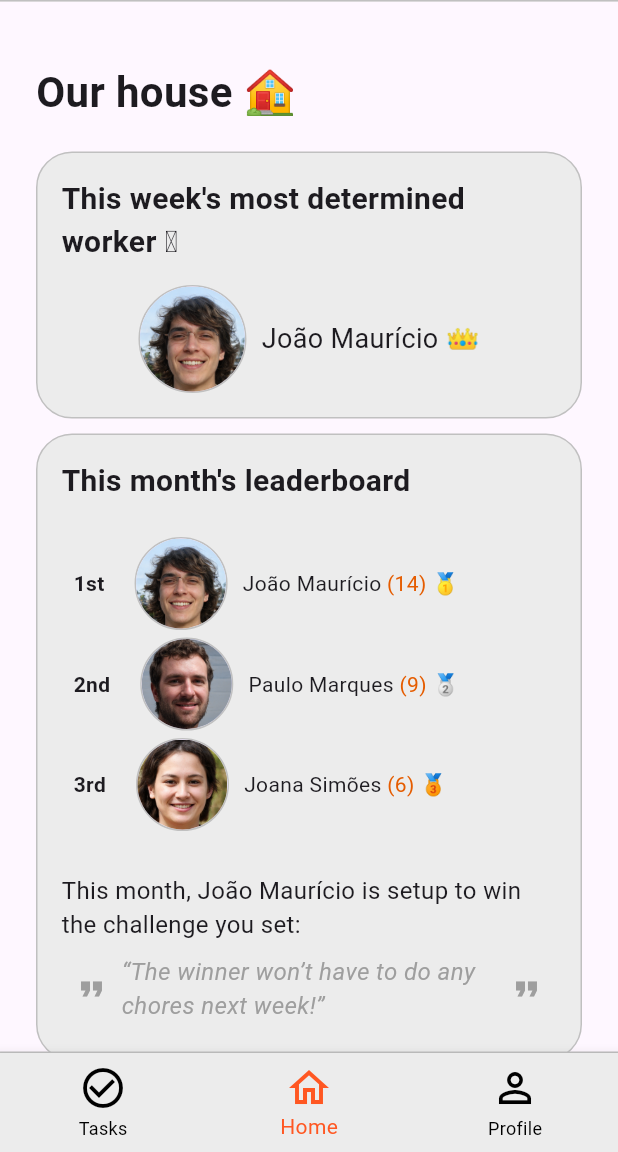
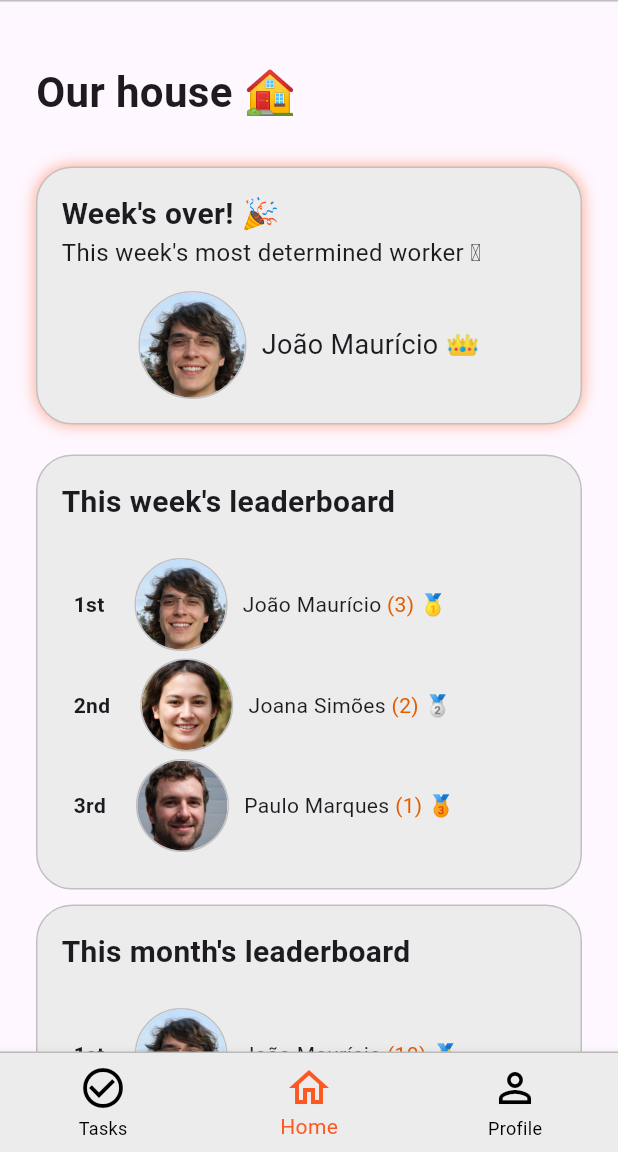
Before and after one commit to simaopsbarbosa/Udunnit, a Flutter app: the screen it shows after launch, item 2 of the bottom bar chosen, on a phone screen of 412 x 824 dp, the part 84-1236 px from its top. Run offline on Flutter 3.47's test engine with Material 3 defaults, Android fonts, the phone set to English and light mode, and no system bars; our stand-ins replace firebase_core, firebase_database; accounts and stored records are empty; generated files the repository leaves out were written again.

Commit message:
visual overhaul

```diff
--- a/lib/screens/home_screen.dart
+++ b/lib/screens/home_screen.dart
@@ -21,7 +21,57 @@ class HomeScreen extends StatelessWidget {
                 ),
               ],
             ),
-            SizedBox(height: 20),
+            SizedBox(height: 30),
+            Container(
+              width: double.infinity,
+              padding: EdgeInsets.all(16),
+              decoration: BoxDecoration(
+                color: Appcolors.Grey,
+                borderRadius: BorderRadius.circular(24),
+                border: Border.all(color: Appcolors.GreyBorder, width: 1),
+                boxShadow: [
+                  BoxShadow(
+                    color: Colors.deepOrange.shade200,
+                    spreadRadius: 0.001,
+                    blurRadius: 8,
+                    offset: Offset(0, 0),
+                  ),
+                ],
+              ),
+              child: Column(
+                crossAxisAlignment: CrossAxisAlignment.start,
+                children: [
+                  Text(
+                    "Week's over! 🎉",
+                    style: TextStyle(fontSize: 20, fontWeight: FontWeight.bold),
+                  ),
+                  Text(
+                    "This week's most determined worker 🫡",
+                    style: TextStyle(fontSize: 16),
+                  ),
+                  Padding(
+                    padding: const EdgeInsets.only(top: 14.0),
+                    child: Row(
+                      mainAxisAlignment: MainAxisAlignment.center,
+                      children: [
+                        CustomPersonIcon(
+                          image: AssetImage(
+                            'assets/images/fake_joao_mauricio.png',
+                          ),
+                          size: 35,
+                        ),
+                        const SizedBox(width: 10),
+                        Text(
+                          'João Maurício 👑',
+                          style: TextStyle(fontSize: 18),
+                        ),
+                      ],
+                    ),
+                  ),
+                ],
+              ),
+            ),
+            SizedBox(height: 20.0),
             Container(
               width: double.infinity,
               padding: EdgeInsets.all(16),
@@ -38,32 +88,54 @@ class HomeScreen extends StatelessWidget {
                       crossAxisAlignment: CrossAxisAlignment.start,
                       children: [
                         Flexible(
-                          child: Text(
-                            "This week's most determined worker 🫡",
+                          child: Column(
+                            crossAxisAlignment: CrossAxisAlignment.start,
+                            children: [
+                              Text(
+                                "This week's leaderboard",
                                 style: TextStyle(
                                   fontSize: 20,
                                   fontWeight: FontWeight.bold,
                                 ),
                               ),
+                              Column(
+                                children: [
+                                  const SizedBox(height: 10.0),
+                                  Padding(
+                                    padding: const EdgeInsets.all(8.0),
+                                    child: Column(
+                                      children: [
+                                        CustomLeaderboardRow(
+                                          index: '1',
+                                          personImage: AssetImage(
+                                            'assets/images/fake_joao_mauricio.png',
+                                          ),
+                                          name: 'João Maurício',
+                                          points: '3',
+                                        ),
+                                        CustomLeaderboardRow(
+                                          index: '2',
+                                          personImage: AssetImage(
+                                            'assets/images/fake_joana_simoes.png',
+                                          ),
+                                          name: 'Joana Simões',
+                                          points: '2',
+                                        ),
+                                        CustomLeaderboardRow(
+                                          index: '3',
+                                          personImage: AssetImage(
+                                            'assets/images/fake_paulo_marques.png',
+                                          ),
+                                          name: 'Paulo Marques',
+                                          points: '1',
                                         ),
                                       ],
                                     ),
                                   ),
-                  Padding(
-                    padding: const EdgeInsets.only(top: 14.0),
-                    child: Row(
-                      mainAxisAlignment: MainAxisAlignment.center,
-                      children: [
-                        CustomPersonIcon(
-                          image: AssetImage(
-                            'assets/images/fake_joao_mauricio.png',
+                                ],
                               ),
-                          size: 35,
+                            ],
                           ),
-                        const SizedBox(width: 10),
-                        Text(
-                          'João Maurício 👑',
-                          style: TextStyle(fontSize: 18),
                         ),
                       ],
                     ),
@@ -111,7 +183,7 @@ class HomeScreen extends StatelessWidget {
                                             'assets/images/fake_joao_mauricio.png',
                                           ),
                                           name: 'João Maurício',
-                                          points: '14',
+                                          points: '10',
                                         ),
                                         CustomLeaderboardRow(
                                           index: '2',
@@ -119,7 +191,7 @@ class HomeScreen extends StatelessWidget {
                                             'assets/images/fake_paulo_marques.png',
                                           ),
                                           name: 'Paulo Marques',
-                                          points: '9',
+                                          points: '7',
                                         ),
                                         CustomLeaderboardRow(
                                           index: '3',
@@ -127,7 +199,7 @@ class HomeScreen extends StatelessWidget {
                                             'assets/images/fake_joana_simoes.png',
                                           ),
                                           name: 'Joana Simões',
-                                          points: '6',
+                                          points: '3',
                                         ),
                                       ],
                                     ),
@@ -179,78 +251,7 @@ class HomeScreen extends StatelessWidget {
                 ],
               ),
             ),
-            SizedBox(height: 10.0),
-            Container(
-              width: double.infinity,
-              padding: EdgeInsets.all(16),
-              decoration: BoxDecoration(
-                color: Appcolors.Grey,
-                borderRadius: BorderRadius.circular(24),
-                border: Border.all(color: Appcolors.GreyBorder, width: 1),
-              ),
-              child: Column(
-                children: [
-                  Container(
-                    alignment: Alignment.centerLeft,
-                    child: Row(
-                      crossAxisAlignment: CrossAxisAlignment.start,
-                      children: [
-                        Flexible(
-                          child: Column(
-                            crossAxisAlignment: CrossAxisAlignment.start,
-                            children: [
-                              Text(
-                                "This week's leaderboard",
-                                style: TextStyle(
-                                  fontSize: 20,
-                                  fontWeight: FontWeight.bold,
-                                ),
-                              ),
-                              Column(
-                                children: [
-                                  const SizedBox(height: 10.0),
-                                  Padding(
-                                    padding: const EdgeInsets.all(8.0),
-                                    child: Column(
-                                      children: [
-                                        CustomLeaderboardRow(
-                                          index: '1',
-                                          personImage: AssetImage(
-                                            'assets/images/fake_joao_mauricio.png',
-                                          ),
-                                          name: 'João Maurício',
-                                          points: '9',
-                                        ),
-                                        CustomLeaderboardRow(
-                                          index: '2',
-                                          personImage: AssetImage(
-                                            'assets/images/fake_joana_simoes.png',
-                                          ),
-                                          name: 'Joana Simões',
-                                          points: '4',
-                                        ),
-                                        CustomLeaderboardRow(
-                                          index: '3',
-                                          personImage: AssetImage(
-                                            'assets/images/fake_paulo_marques.png',
-                                          ),
-                                          name: 'Paulo Marques',
-                                          points: '2',
-                                        ),
-                                      ],
-                                    ),
-                                  ),
-                                ],
-                              ),
-                            ],
-                          ),
-                        ),
-                      ],
-                    ),
-                  ),
-                ],
-              ),
-            ),
+
             const SizedBox(height: 10.0),
             Container(
               width: double.infinity,
--- a/lib/screens/profile_screen.dart
+++ b/lib/screens/profile_screen.dart
@@ -60,7 +60,7 @@ class ProfileScreen extends StatelessWidget {
                               ),
                               children: [
                                 TextSpan(
-                                  text: 'Crib com os bros 🏠',
+                                  text: 'Crib with the bros 🏠',
                                   style: TextStyle(fontWeight: FontWeight.w300),
                                 ),
                                 TextSpan(text: '"'),
--- a/lib/screens/tasks_screen.dart
+++ b/lib/screens/tasks_screen.dart
@@ -125,7 +125,7 @@ class TasksScreenState extends State<TasksScreen> {
                         setState(() {
                           effortPoints = value;
                         });
-                      }
+                      },
                     ),
                   ],
                 ),
@@ -251,7 +251,7 @@ class TasksScreenState extends State<TasksScreen> {
                   controller: _searchController,
                   onChanged: (value) => setState(() => searchQuery = value),
                   decoration: InputDecoration(
-                    hintText: "Search for any task...",
+                    hintText: "Search or add any task...",
                     prefixIcon: const Icon(Icons.search),
                     filled: true,
                     fillColor: Colors.grey[200],
@@ -279,12 +279,15 @@ class TasksScreenState extends State<TasksScreen> {
               ),
               const SizedBox(width: 10),
               Container(
-                decoration: const BoxDecoration(
-                  color: Color(0xFF1F8EBE),
+                decoration: BoxDecoration(
+                  color:
+                      _searchController.text.isEmpty
+                          ? Colors.grey
+                          : const Color(0xFF1F8EBE),
                   shape: BoxShape.circle,
                 ),
                 child: IconButton(
-                  onPressed: _addTask,
+                  onPressed: _searchController.text.isEmpty ? null : _addTask,
                   icon: const Icon(Icons.add, color: Colors.white),
                 ),
               ),
```
Also changed, not shown: lib/main.dart (+0 -14 lines), 1 other file. Lines whose indentation alone changed are shown as unchanged.
